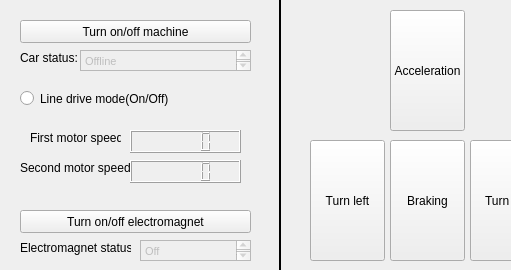
Qt form interface/widget.ui (PeschanskyVlad/Ahnenerbe) before a commit; both pictures show x 0 to 511 and y 0 to 270 of the 823 by 270 pixel window.
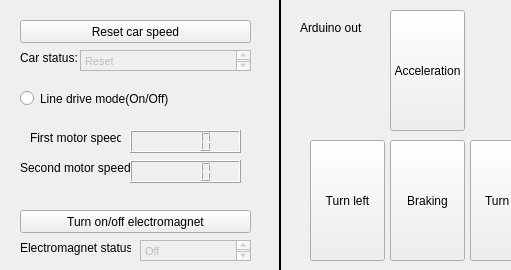
The same form after that commit.

Patch:
```diff
--- a/interface/widget.ui
+++ b/interface/widget.ui
@@ -120,7 +120,7 @@
 &lt;html&gt;&lt;head&gt;&lt;meta name=&quot;qrichtext&quot; content=&quot;1&quot; /&gt;&lt;style type=&quot;text/css&quot;&gt;
 p, li { white-space: pre-wrap; }
 &lt;/style&gt;&lt;/head&gt;&lt;body style=&quot; font-family:'MS Shell Dlg 2'; font-size:8.25pt; font-weight:400; font-style:normal;&quot;&gt;
-&lt;p style=&quot; margin-top:0px; margin-bottom:0px; margin-left:0px; margin-right:0px; -qt-block-indent:0; text-indent:0px;&quot;&gt;&lt;span style=&quot; font-size:8pt;&quot;&gt;Offline&lt;/span&gt;&lt;/p&gt;&lt;/body&gt;&lt;/html&gt;</string>
+&lt;p style=&quot; margin-top:0px; margin-bottom:0px; margin-left:0px; margin-right:0px; -qt-block-indent:0; text-indent:0px;&quot;&gt;&lt;span style=&quot; font-size:8pt;&quot;&gt;Reset&lt;/span&gt;&lt;/p&gt;&lt;/body&gt;&lt;/html&gt;</string>
    </property>
   </widget>
   <widget class="QPushButton" name="pushButton_5">
@@ -136,7 +136,7 @@
     <cursorShape>PointingHandCursor</cursorShape>
    </property>
    <property name="text">
-    <string>Turn on/off machine</string>
+    <string>Reset car speed</string>
    </property>
   </widget>
   <widget class="QLabel" name="label_3">
@@ -1634,6 +1634,32 @@
     <string>Motor2</string>
    </property>
   </widget>
+  <widget class="QLabel" name="label_11">
+   <property name="geometry">
+    <rect>
+     <x>300</x>
+     <y>20</y>
+     <width>71</width>
+     <height>16</height>
+    </rect>
+   </property>
+   <property name="text">
+    <string>Arduino out</string>
+   </property>
+  </widget>
+  <widget class="QLabel" name="label_12">
+   <property name="geometry">
+    <rect>
+     <x>300</x>
+     <y>50</y>
+     <width>47</width>
+     <height>13</height>
+    </rect>
+   </property>
+   <property name="text">
+    <string/>
+   </property>
+  </widget>
  </widget>
  <layoutdefault spacing="6" margin="11"/>
  <resources/>
```
